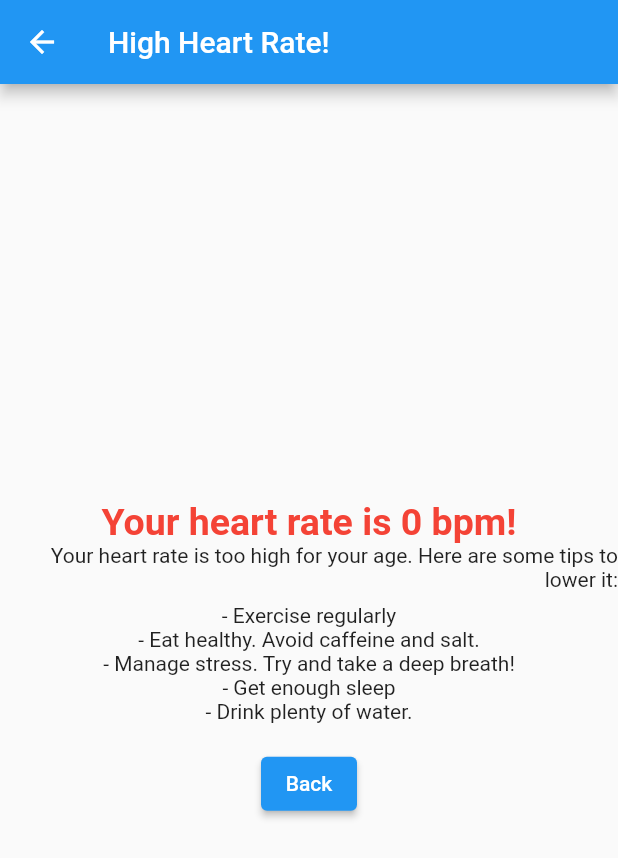
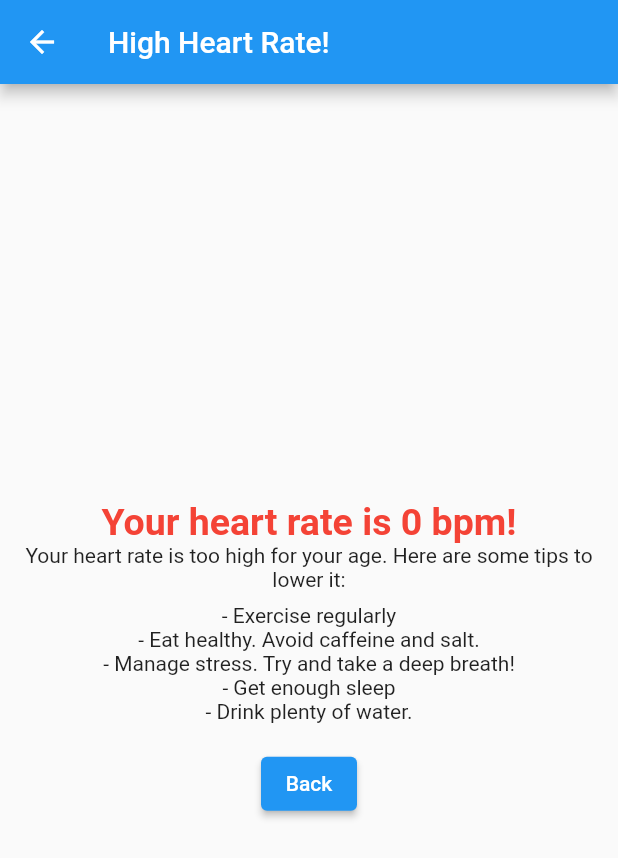
Before and after one commit to ztrain0r/heartrate, a Flutter app: the UnhealthyHeartPageHigh screen opened directly with empty values, on a phone screen of 412 x 824 dp. Shown: the top 858 px of the screen. Run offline on Flutter 3.47's test engine with Material 2 defaults, Android fonts, the phone set to English and light mode, and no system bars; missing offline and left inert: dart:ffi.

```diff
--- a/FlutterApp/lib/main.dart
+++ b/FlutterApp/lib/main.dart
@@ -134,7 +134,7 @@ class HealthyHeartPage extends StatelessWidget {
         child: Column(
           mainAxisSize: MainAxisSize.min,
           children: [
-            Text('Your heart rate is $heartRate bpm', style: TextStyle(color: Colors.green, fontSize: 25),),
+            Text('Your heart rate is $heartRate bpm', style: TextStyle(color: Colors.green, fontSize: 25, fontWeight: FontWeight.bold),),
             SizedBox(height: 16.0),
             Text('Your heart rate is healthy!'),
             SizedBox(height: 16.0),
@@ -162,7 +162,7 @@ class UnhealthyHeartPageHigh extends StatelessWidget {
           mainAxisSize: MainAxisSize.min,
           children: [
             Text('Your heart rate is $heartRate bpm!',  style: TextStyle(color: Colors.red, fontSize: 25, fontWeight: FontWeight.bold),),
-            Text('Your heart rate is too high for your age. Here are some tips to lower it:', textAlign: TextAlign.end,),
+            Text('Your heart rate is too high for your age. Here are some tips to lower it:', textAlign: TextAlign.center,),
             SizedBox(height: 8.0),
             Text('- Exercise regularly'),
             Text('- Eat healthy. Avoid caffeine and salt.'),
```
